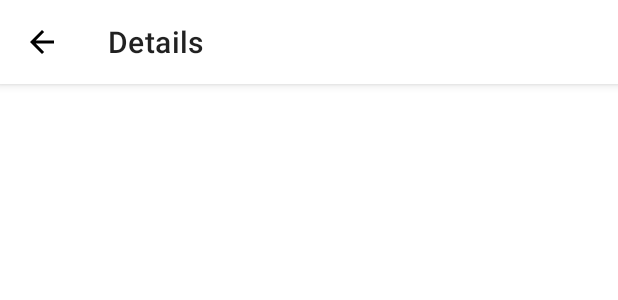
After one commit to goputtanz/kiss-your-sky, an Android app: the layout fragment_astronomy_details.xml on its own in the app's theme, with its tools: preview values and no code run, on a phone screen of 412 x 824 dp. The commit adds this screen. Shown: the top 300 px of the screen. Run offline under Robolectric (Android 15) with nearby library versions, the phone set to English and light mode, and no system bars.

Commit message:
added details page ,animation files

```diff
--- a/app/build.gradle
+++ b/app/build.gradle
@@ -2,6 +2,9 @@ plugins {
     id 'com.android.application'
     id 'org.jetbrains.kotlin.android'
     id 'kotlin-kapt'
+    id 'androidx.navigation.safeargs.kotlin'
+    id 'kotlin-parcelize'
+
 }
 
 android {
--- a/app/src/main/java/com/nasaapp/kissyoursky/home/domain/model/AstronomyDetails.kt
+++ b/app/src/main/java/com/nasaapp/kissyoursky/home/domain/model/AstronomyDetails.kt
@@ -1,12 +1,15 @@
 package com.nasaapp.kissyoursky.home.domain.model
 
+import android.os.Parcelable
 import androidx.annotation.Keep
+import kotlinx.parcelize.Parcelize
 
 @Keep
+@Parcelize
 data class AstronomyDetails(
     val date: String,
     val explanation: String,
     val hdImageUrl: String,
     val mediaType: String,
     val title: String,
-)
+) : Parcelable
--- /dev/null
+++ b/app/src/main/res/drawable/ic_arrow_back.xml
@@ -0,0 +1,5 @@
+<vector android:autoMirrored="true" android:height="24dp"
+    android:tint="#000000" android:viewportHeight="24"
+    android:viewportWidth="24" android:width="24dp" xmlns:android="http://schemas.android.com/apk/res/android">
+    <path android:fillColor="@android:color/white" android:pathData="M20,11H7.83l5.59,-5.59L12,4l-8,8 8,8 1.41,-1.41L7.83,13H20v-2z"/>
+</vector>
--- /dev/null
+++ b/app/src/main/res/drawable/ic_arrow_forward.xml
@@ -0,0 +1,5 @@
+<vector android:autoMirrored="true" android:height="24dp"
+    android:tint="#000000" android:viewportHeight="24"
+    android:viewportWidth="24" android:width="24dp" xmlns:android="http://schemas.android.com/apk/res/android">
+    <path android:fillColor="@android:color/white" android:pathData="M12,4l-1.41,1.41L16.17,11H4v2h12.17l-5.58,5.59L12,20l8,-8z"/>
+</vector>
--- /dev/null
+++ b/app/src/main/res/layout/fragment_astronomy_details.xml
@@ -0,0 +1,53 @@
+<?xml version="1.0" encoding="utf-8"?>
+<androidx.constraintlayout.widget.ConstraintLayout xmlns:android="http://schemas.android.com/apk/res/android"
+    xmlns:app="http://schemas.android.com/apk/res-auto"
+    xmlns:tools="http://schemas.android.com/tools"
+    android:layout_width="match_parent"
+    android:layout_height="match_parent"
+    tools:context=".home.presentation.AstronomyDetailsFragment">
+
+    <com.google.android.material.appbar.AppBarLayout
+        android:id="@+id/appBar"
+        android:layout_width="match_parent"
+        style="@style/Widget.MaterialComponents.AppBarLayout.Surface"
+        android:layout_height="wrap_content"
+        app:layout_constraintEnd_toEndOf="parent"
+        app:layout_constraintStart_toStartOf="parent"
+        app:layout_constraintTop_toTopOf="parent">
+
+        <com.google.android.material.appbar.MaterialToolbar
+            android:id="@+id/toolBar"
+            android:layout_width="match_parent"
+            android:layout_height="wrap_content"
+            app:title="Details"
+            app:navigationIcon="@drawable/ic_arrow_back"
+            />
+
+    </com.google.android.material.appbar.AppBarLayout>
+
+
+    <TextView
+        android:id="@+id/textAstronomyTitle"
+        android:layout_width="0dp"
+        android:layout_height="wrap_content"
+        android:layout_marginStart="16dp"
+        android:layout_marginTop="16dp"
+        android:layout_marginEnd="16dp"
+        app:layout_constraintEnd_toEndOf="parent"
+        app:layout_constraintStart_toStartOf="parent"
+        app:layout_constraintTop_toBottomOf="@+id/appBar" />
+
+
+    <TextView
+        android:id="@+id/textAstronomyDetails"
+        android:layout_width="match_parent"
+        android:layout_height="0dp"
+        android:layout_marginStart="16dp"
+        android:layout_marginTop="16dp"
+        android:layout_marginEnd="16dp"
+        app:layout_constraintBottom_toBottomOf="parent"
+        app:layout_constraintEnd_toEndOf="parent"
+        app:layout_constraintStart_toStartOf="parent"
+        app:layout_constraintTop_toBottomOf="@+id/textAstronomyTitle" />
+
+</androidx.constraintlayout.widget.ConstraintLayout>
--- a/app/src/main/res/values-night/themes.xml
+++ b/app/src/main/res/values-night/themes.xml
@@ -1,6 +1,6 @@
 <resources xmlns:tools="http://schemas.android.com/tools">
     <!-- Base application theme. -->
-    <style name="Theme.KissYourSky" parent="Theme.MaterialComponents.DayNight.DarkActionBar">
+    <style name="Theme.KissYourSky" parent="Theme.MaterialComponents.DayNight.NoActionBar">
         <!-- Primary brand color. -->
         <item name="colorPrimary">@color/pink_dark</item>
         <item name="colorPrimaryVariant">@color/pink_light</item>
--- a/app/src/main/res/values/themes.xml
+++ b/app/src/main/res/values/themes.xml
@@ -1,6 +1,6 @@
 <resources xmlns:tools="http://schemas.android.com/tools">
     <!-- Base application theme. -->
-    <style name="Theme.KissYourSky" parent="Theme.MaterialComponents.DayNight.DarkActionBar">
+    <style name="Theme.KissYourSky" parent="Theme.MaterialComponents.DayNight.NoActionBar">
         <!-- Primary brand color. -->
         <item name="colorPrimary">@color/pink_light</item>
         <item name="colorPrimaryVariant">@color/pink</item>
--- a/build.gradle
+++ b/build.gradle
@@ -1,4 +1,9 @@
 // Top-level build file where you can add configuration options common to all sub-projects/modules.
+buildscript {
+    dependencies {
+        classpath("androidx.navigation:navigation-safe-args-gradle-plugin:2.5.2")
+    }
+}
 plugins {
     id 'com.android.application' version '7.2.1' apply false
     id 'com.android.library' version '7.2.1' apply false
```
Also changed, not shown: app/src/main/java/com/nasaapp/kissyoursky/home/presentation/AstronomyDetailsFragment.kt (added, +30 -0 lines), app/src/main/java/com/nasaapp/kissyoursky/home/presentation/HomeFragment.kt (+30 -4 lines), app/src/main/java/com/nasaapp/kissyoursky/home/presentation/HomeViewModel.kt (+4 -4 lines), app/src/main/res/anim/slide.xml (added, +11 -0 lines), app/src/main/res/layout/fragment_home.xml (+31 -40 lines), app/src/main/res/navigation/navigation_host.xml (+14 -1 lines).
